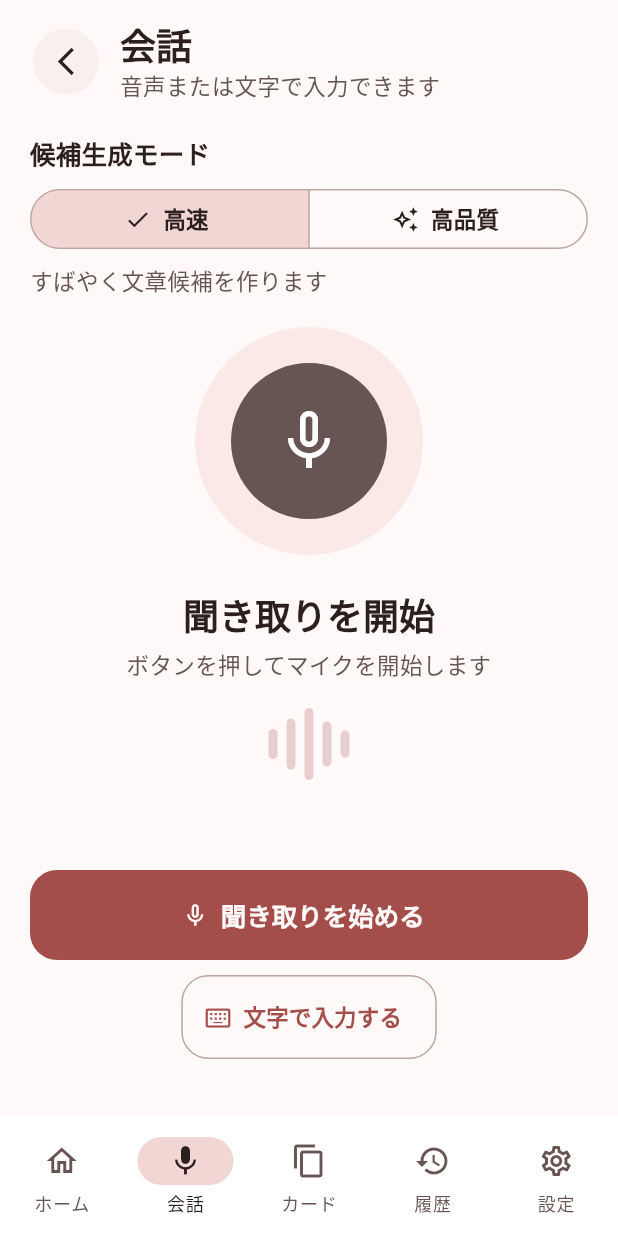
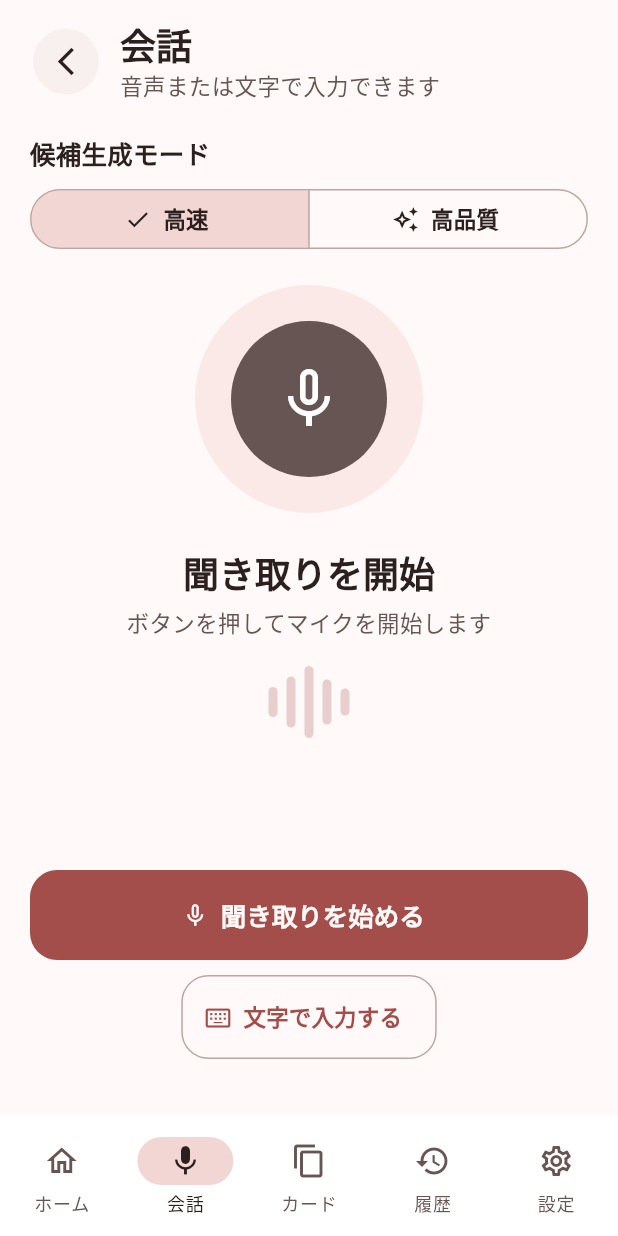
Before and after one commit to kokotoba/kokotoba-flutter-app, a Flutter app: the screen it shows once a user with an empty profile is signed in, item 2 of the bottom bar chosen, on a phone screen of 412 x 824 dp. Run offline on Flutter 3.47's test engine with Material 3 defaults, Android fonts, the phone set to English and light mode, and no system bars; our stand-ins replace firebase_auth, firebase_core, google_sign_in, speech_to_text, sqflite; missing offline and left inert: flutter_gemma, flutter_gemma_embeddings, flutter_gemma_litertlm; accounts and stored records are empty; network calls fail.

Commit message:
fix: UIの細かい部分を修正

```diff
--- a/lib/ui/conversation/listening_screen.dart
+++ b/lib/ui/conversation/listening_screen.dart
@@ -205,13 +205,13 @@ class _ListeningScreenState extends State<ListeningScreen> {
                             },
                     ),
                   ),
-                  const SizedBox(height: 6),
-                  Text(
-                    widget.suggestionMode == SuggestionMode.fast
-                        ? 'すばやく文章候補を作ります'
-                        : '履歴や関連情報を詳しく参照します',
-                    style: const TextStyle(color: mutedInk),
-                  ),
+                  if (widget.suggestionMode == SuggestionMode.quality) ...[
+                    const SizedBox(height: 6),
+                    const Text(
+                      '履歴や関連情報を詳しく参照します',
+                      style: TextStyle(color: mutedInk),
+                    ),
+                  ],
                   Column(
                     children: [
                       const SizedBox(height: 20),
```
Also changed, not shown: lib/ui/cards/components/card_components.dart (+12 -4 lines), lib/ui/common/components/kokotoba_components.dart (+15 -11 lines), 1 other file.
